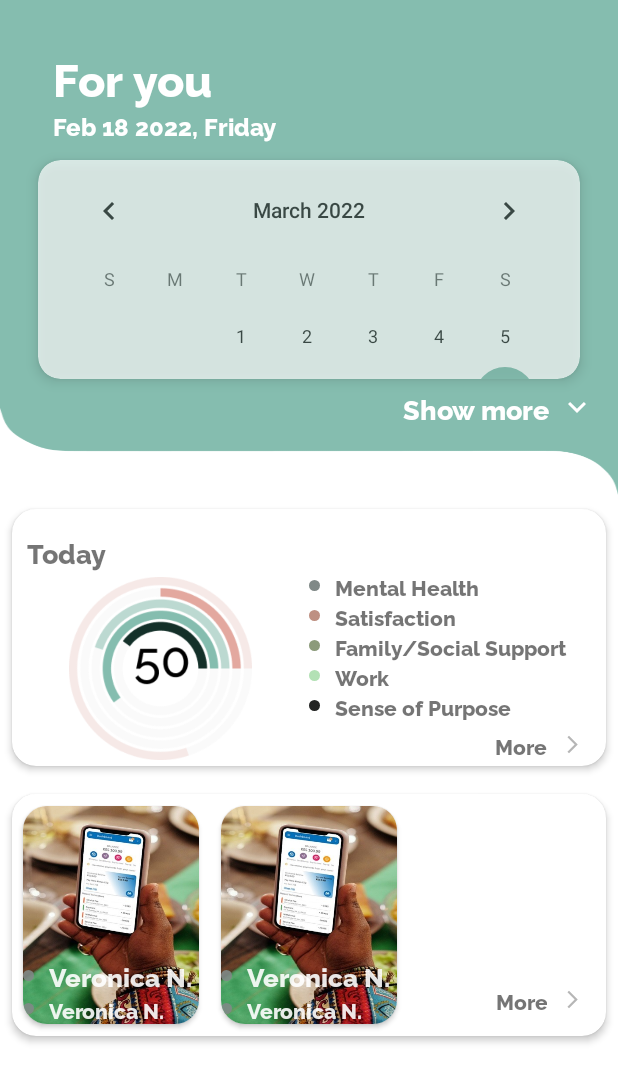
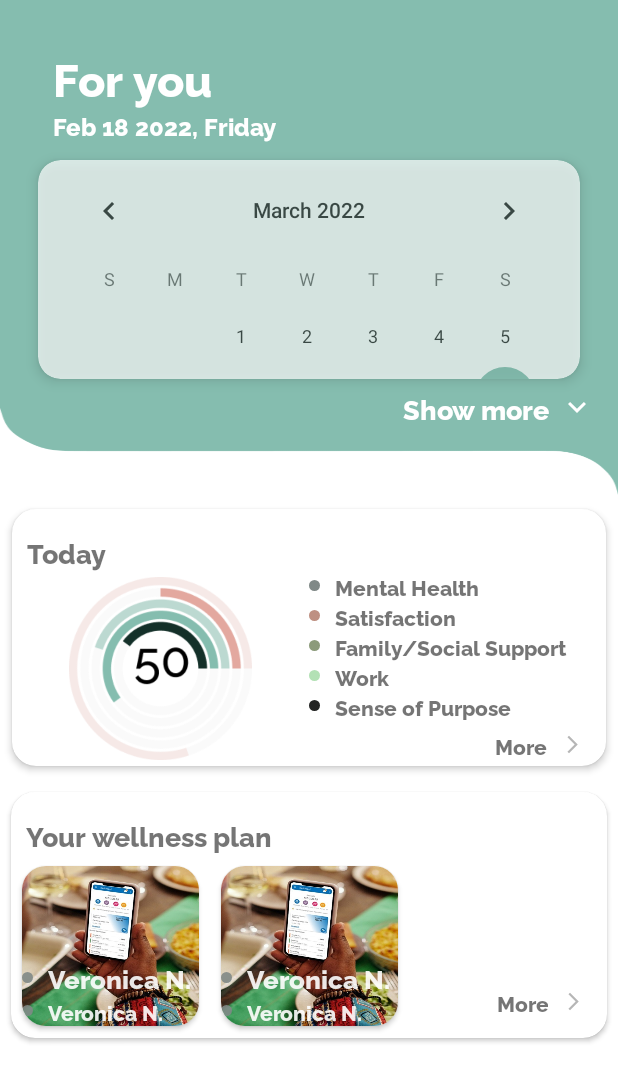
Before and after one commit to bensalcie/ShamiriHealth, an Android app: the screen it shows after launch (MainActivity), on a phone screen of 412 x 824 dp. Shown: the top 1082 px of the screen. Run offline under Robolectric (Android 15) with nearby library versions, the phone set to English and light mode, and no system bars.

Commit message:
Screen one done.

```diff
--- a/app/src/main/res/layout/activity_main.xml
+++ b/app/src/main/res/layout/activity_main.xml
@@ -186,11 +186,23 @@
             </com.google.android.material.circularreveal.cardview.CircularRevealCardView>
             <com.google.android.material.circularreveal.cardview.CircularRevealCardView
                 android:layout_width="match_parent"
-                app:cardElevation="3dp"
+                app:cardElevation="2dp"
                 app:cardUseCompatPadding="true"
                 app:cardCornerRadius="16dp"
 
                 android:layout_height="180dp">
+                <LinearLayout
+                    android:orientation="vertical"
+                    android:layout_width="match_parent"
+                    android:layout_height="wrap_content">
+                    <com.google.android.material.textview.MaterialTextView
+                        android:layout_width="wrap_content"
+                        android:layout_height="wrap_content"
+                        android:layout_marginStart="10dp"
+                        android:layout_marginTop="15dp"
+                        android:fontFamily="@font/raleway_extrabold"
+                        android:text="Your wellness plan"
+                        android:textSize="18sp" />
                     <LinearLayout
                         android:layout_width="match_parent"
                         android:orientation="horizontal"
@@ -309,6 +321,8 @@
 
                     </LinearLayout>
 
+                </LinearLayout>
+
             </com.google.android.material.circularreveal.cardview.CircularRevealCardView>
 
         </LinearLayout>
```
Lines whose indentation alone changed are shown as unchanged.
